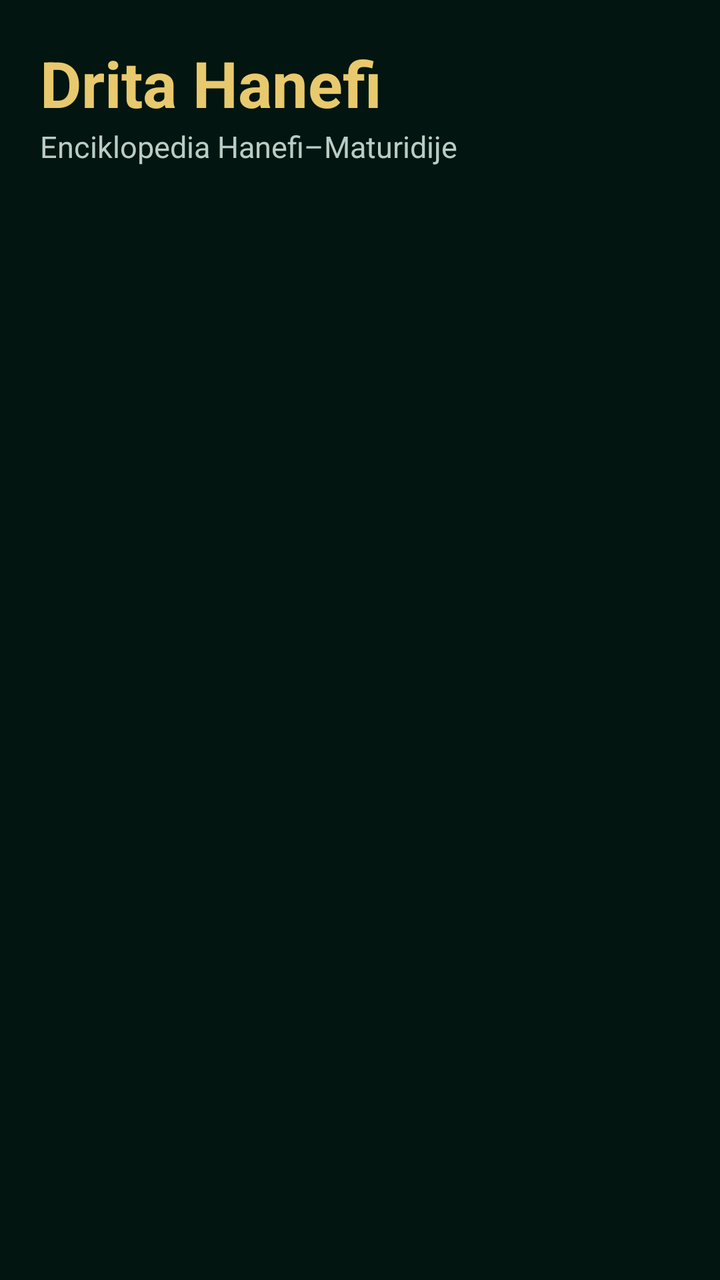
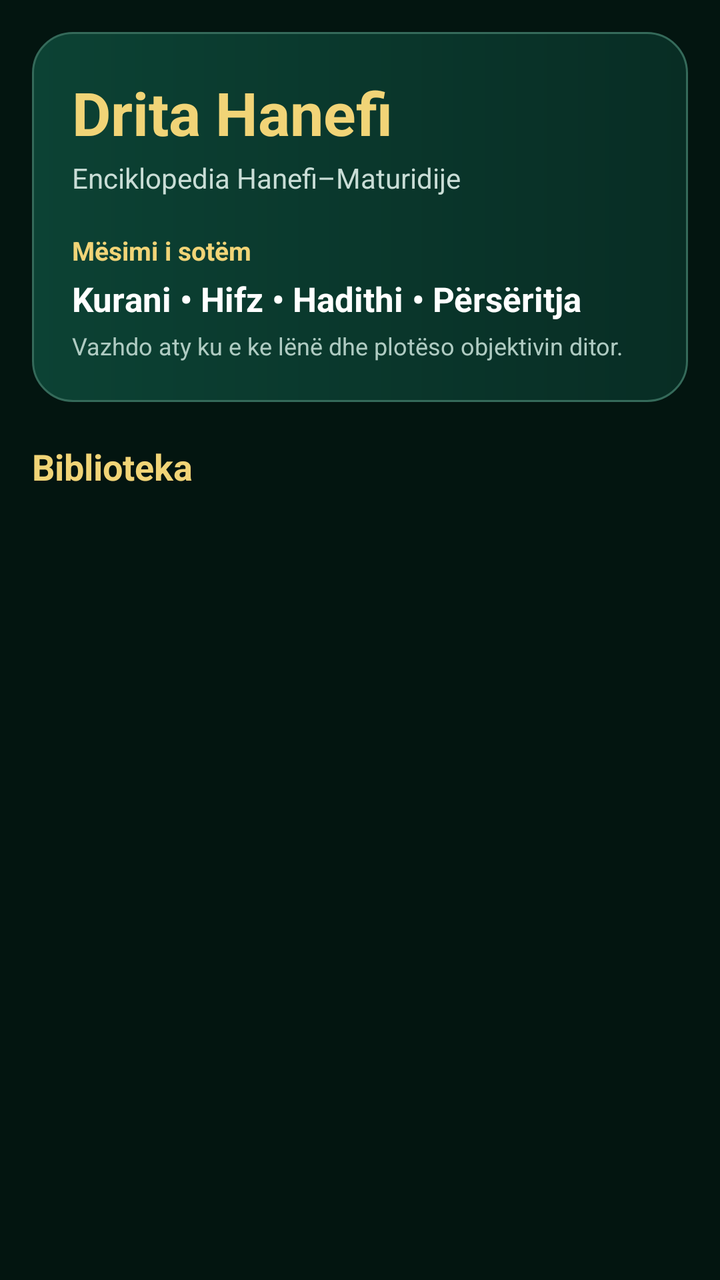

An Android layout rendered at two revisions. The XML below is the earlier revision; the diff shows what the commit changed to produce the second picture.
<!-- AndroidManifest.xml: activity theme SplashTheme -->
<!-- res/layout/activity_main.xml -->
<?xml version="1.0" encoding="utf-8"?>
<ScrollView xmlns:android="http://schemas.android.com/apk/res/android" android:layout_width="match_parent" android:layout_height="match_parent" android:background="#031510">
 <LinearLayout android:orientation="vertical" android:padding="20dp" android:layout_width="match_parent" android:layout_height="wrap_content">
  <TextView android:text="Drita Hanefi" android:textColor="#E8C96D" android:textSize="32sp" android:textStyle="bold" android:layout_width="wrap_content" android:layout_height="wrap_content"/>
  <TextView android:text="Enciklopedia Hanefi–Maturidije" android:textColor="#B8CEC5" android:textSize="15sp" android:layout_marginBottom="20dp" android:layout_width="wrap_content" android:layout_height="wrap_content"/>
  <LinearLayout android:id="@+id/sectionList" android:orientation="vertical" android:layout_width="match_parent" android:layout_height="wrap_content"/>
 </LinearLayout>
</ScrollView>
<!-- resources referenced by this layout -->
<resources>
  <style name="SplashTheme" parent="android:style/Theme.Material.Light.NoActionBar">
    <item name="android:windowBackground">@drawable/splash_background</item>
    <item name="android:statusBarColor">#031510</item>
    <item name="android:navigationBarColor">#031510</item>
    <item name="android:windowLightStatusBar">false</item>
   </style>
  <!-- drawable splash_background (drawable) -->
  <layer-list xmlns:android="http://schemas.android.com/apk/res/android">
   <item android:drawable="@color/launcher_background"/>
   <item android:width="150dp" android:height="150dp"
    android:gravity="center" android:drawable="@drawable/splash_mark"/>
  </layer-list>
  <color name="launcher_background">#031510</color>
  <!-- drawable splash_mark (drawable) -->
  <vector xmlns:android="http://schemas.android.com/apk/res/android" android:width="150dp" android:height="150dp" android:viewportWidth="108" android:viewportHeight="108">
   <path android:fillColor="#0C4234" android:pathData="M54,4A50,50 0,1 0,54,104A50,50 0,1 0,54,4Z"/>
   <path android:fillColor="#E8C96D" android:pathData="M72,21A34,34 0,1 0,72,87A27,27 0,1 1,72,21Z"/>
   <path android:fillColor="#F8F5E9" android:pathData="M54,37L58,48L70,48L60,55L64,67L54,60L44,67L48,55L38,48L50,48Z"/>
  </vector>
</resources>

<!-- the commit's change to res/layout/activity_main.xml (unified diff, before → after) -->
@@ -1,8 +1,14 @@
 <?xml version="1.0" encoding="utf-8"?>
-<ScrollView xmlns:android="http://schemas.android.com/apk/res/android" android:layout_width="match_parent" android:layout_height="match_parent" android:background="#031510">
- <LinearLayout android:orientation="vertical" android:padding="20dp" android:layout_width="match_parent" android:layout_height="wrap_content">
-  <TextView android:text="Drita Hanefi" android:textColor="#E8C96D" android:textSize="32sp" android:textStyle="bold" android:layout_width="wrap_content" android:layout_height="wrap_content"/>
-  <TextView android:text="Enciklopedia Hanefi–Maturidije" android:textColor="#B8CEC5" android:textSize="15sp" android:layout_marginBottom="20dp" android:layout_width="wrap_content" android:layout_height="wrap_content"/>
-  <LinearLayout android:id="@+id/sectionList" android:orientation="vertical" android:layout_width="match_parent" android:layout_height="wrap_content"/>
+<ScrollView xmlns:android="http://schemas.android.com/apk/res/android" android:layout_width="match_parent" android:layout_height="match_parent" android:fillViewport="true" android:background="#031510">
+ <LinearLayout android:orientation="vertical" android:padding="16dp" android:layout_width="match_parent" android:layout_height="wrap_content">
+  <LinearLayout android:orientation="vertical" android:padding="20dp" android:background="@drawable/native_card" android:layout_width="match_parent" android:layout_height="wrap_content">
+   <TextView android:text="Drita Hanefi" android:textColor="#F1D477" android:textSize="30sp" android:textStyle="bold" android:layout_width="wrap_content" android:layout_height="wrap_content"/>
+   <TextView android:text="Enciklopedia Hanefi–Maturidije" android:textColor="#C9DDD6" android:textSize="14sp" android:layout_marginTop="3dp" android:layout_width="wrap_content" android:layout_height="wrap_content"/>
+   <TextView android:text="Mësimi i sotëm" android:textColor="#F1D477" android:textSize="13sp" android:textStyle="bold" android:layout_marginTop="18dp" android:layout_width="wrap_content" android:layout_height="wrap_content"/>
+   <TextView android:text="Kurani • Hifz • Hadithi • Përsëritja" android:textColor="#FFFFFF" android:textSize="17sp" android:textStyle="bold" android:layout_marginTop="4dp" android:layout_width="wrap_content" android:layout_height="wrap_content"/>
+   <TextView android:text="Vazhdo aty ku e ke lënë dhe plotëso objektivin ditor." android:textColor="#AFCBC2" android:textSize="12sp" android:layout_marginTop="4dp" android:layout_width="wrap_content" android:layout_height="wrap_content"/>
+  </LinearLayout>
+  <TextView android:text="Biblioteka" android:textColor="#F1D477" android:textSize="18sp" android:textStyle="bold" android:layout_marginTop="20dp" android:layout_marginBottom="7dp" android:layout_width="wrap_content" android:layout_height="wrap_content"/>
+  <GridLayout android:id="@+id/sectionGrid" android:columnCount="2" android:alignmentMode="alignMargins" android:useDefaultMargins="false" android:layout_width="match_parent" android:layout_height="wrap_content"/>
  </LinearLayout>
 </ScrollView>
<!-- resource entries referenced after the edit -->
@@ -1,5 +1,8 @@
 <!-- resources referenced by this layout -->
 <resources>
+  <!-- drawable native_card (drawable) -->
+  <?xml version="1.0" encoding="utf-8"?>
+  <shape xmlns:android="http://schemas.android.com/apk/res/android"><gradient android:angle="0" android:startColor="#0C4234" android:endColor="#082D24"/><corners android:radius="20dp"/><stroke android:width="1dp" android:color="#356A5A"/></shape>
   <style name="SplashTheme" parent="android:style/Theme.Material.Light.NoActionBar">
     <item name="android:windowBackground">@drawable/splash_background</item>
     <item name="android:statusBarColor">#031510</item>
